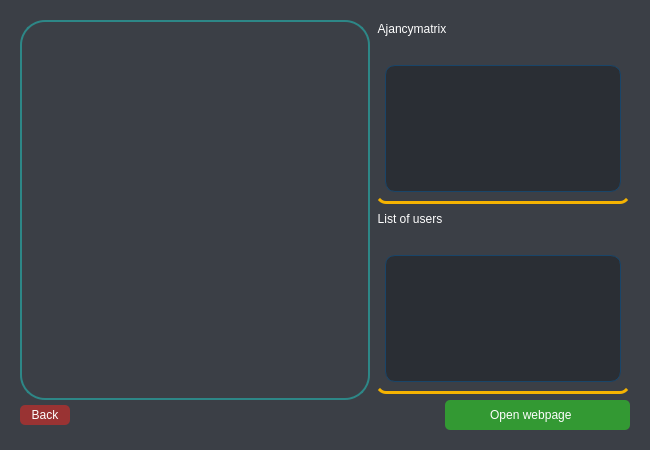
Before: the Qt Designer form Pulp-Fiction-LoginAndRegister/graphdialog.ui in AP-projects-4001/Pulp-Fiction, drawn with Qt 5.
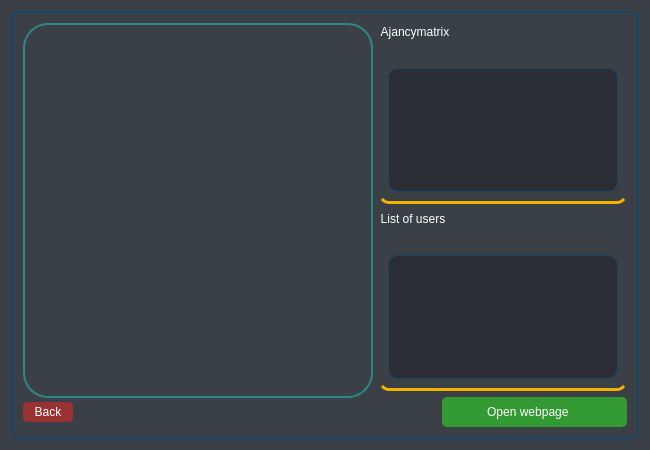
After: the same form once the commit is applied. Icons and pictures are not drawn.

```diff
--- a/Pulp-Fiction-LoginAndRegister/graphdialog.ui
+++ b/Pulp-Fiction-LoginAndRegister/graphdialog.ui
@@ -31,17 +31,84 @@
   <layout class="QGridLayout" name="gridLayout_3">
    <item row="0" column="2">
     <widget class="QStackedWidget" name="winstack">
+     <property name="styleSheet">
+      <string notr="true">QStackedWidget#winstack {
+Padding: 1px;
+Border-radius: 7px;
+Color: #fefefe;
+background-color: rgb(59, 63, 70);
+	border-color: rgb(25, 69, 105);
+border-style: solid;
+ border-width: 2px;
+}
+
+QStackedWidget#winstack:hover {
+background-color: rgb(42, 46, 52);
+border-style: solid;
+ border-width: 2px;
+color: rgb(241, 182, 88);
+	border-color: rgb(45, 135, 135);
+}</string>
+     </property>
      <property name="currentIndex">
       <number>0</number>
      </property>
      <widget class="QWidget" name="page">
       <layout class="QGridLayout" name="gridLayout_4">
+       <item row="3" column="0">
+        <widget class="QPushButton" name="backtohomepage">
+         <property name="minimumSize">
+          <size>
+           <width>50</width>
+           <height>20</height>
+          </size>
+         </property>
+         <property name="maximumSize">
+          <size>
+           <width>30</width>
+           <height>16777215</height>
+          </size>
+         </property>
+         <property name="toolTip">
+          <string>&lt;html&gt;&lt;head/&gt;&lt;body&gt;&lt;p&gt;Back to homepage&lt;/p&gt;&lt;/body&gt;&lt;/html&gt;</string>
+         </property>
+         <property name="styleSheet">
+          <string notr="true">QPushButton#backtohomepage {
+color: white;
+border-radius: 5px;
+Background: #933;
+color: #fefefe;
+}
+
+QPushButton#backtohomepage:hover {
+	background-color: rgb(42, 46, 52);
+border-style: solid;
+ border-width: 1px;
+	color: #933;
+}
+
+QPushButton#backtohomepage:pressed {
+border-style: solid;
+border-width: 1px;
+	background-color: rgb(25, 69, 105);
+	color: rgb(85, 255, 255);
+}</string>
+         </property>
+         <property name="text">
+          <string>Back</string>
+         </property>
+         <property name="icon">
+          <iconset resource="elements.qrc">
+           <normaloff>:/img/img/icons8-back-48.png</normaloff>:/img/img/icons8-back-48.png</iconset>
+         </property>
+        </widget>
+       </item>
        <item row="0" column="0">
         <widget class="QLabel" name="guidepic">
          <property name="minimumSize">
           <size>
            <width>350</width>
-           <height>380</height>
+           <height>375</height>
           </size>
          </property>
          <property name="maximumSize">
@@ -328,55 +395,7 @@
          </item>
         </layout>
        </item>
-       <item row="1" column="0">
-        <widget class="QPushButton" name="backtohomepage">
-         <property name="minimumSize">
-          <size>
-           <width>50</width>
-           <height>20</height>
-          </size>
-         </property>
-         <property name="maximumSize">
-          <size>
-           <width>30</width>
-           <height>16777215</height>
-          </size>
-         </property>
-         <property name="toolTip">
-          <string>&lt;html&gt;&lt;head/&gt;&lt;body&gt;&lt;p&gt;Back to homepage&lt;/p&gt;&lt;/body&gt;&lt;/html&gt;</string>
-         </property>
-         <property name="styleSheet">
-          <string notr="true">QPushButton#backtohomepage {
-color: white;
-border-radius: 5px;
-Background: #933;
-color: #fefefe;
-}
-
-QPushButton#backtohomepage:hover {
-	background-color: rgb(42, 46, 52);
-border-style: solid;
- border-width: 1px;
-	color: #933;
-}
-
-QPushButton#backtohomepage:pressed {
-border-style: solid;
-border-width: 1px;
-	background-color: rgb(25, 69, 105);
-	color: rgb(85, 255, 255);
-}</string>
-         </property>
-         <property name="text">
-          <string>Back</string>
-         </property>
-         <property name="icon">
-          <iconset resource="elements.qrc">
-           <normaloff>:/img/img/icons8-back-48.png</normaloff>:/img/img/icons8-back-48.png</iconset>
-         </property>
-        </widget>
-       </item>
-       <item row="1" column="1">
+       <item row="3" column="1">
         <widget class="QPushButton" name="opensite">
          <property name="minimumSize">
           <size>
@@ -434,6 +453,19 @@
          </property>
         </widget>
        </item>
+       <item row="2" column="0">
+        <spacer name="verticalSpacer_2">
+         <property name="orientation">
+          <enum>Qt::Vertical</enum>
+         </property>
+         <property name="sizeHint" stdset="0">
+          <size>
+           <width>20</width>
+           <height>40</height>
+          </size>
+         </property>
+        </spacer>
+       </item>
       </layout>
      </widget>
     </widget>
```
